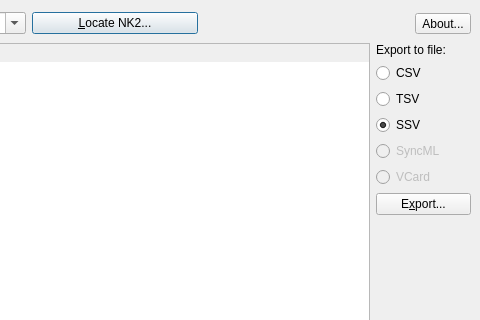
Above: debunk2.ui from Ravenco/debunk2 before the change; both pictures show x 241 to 721 and y 0 to 320 of the 721 by 460 pixel window. Below: the same form after it.
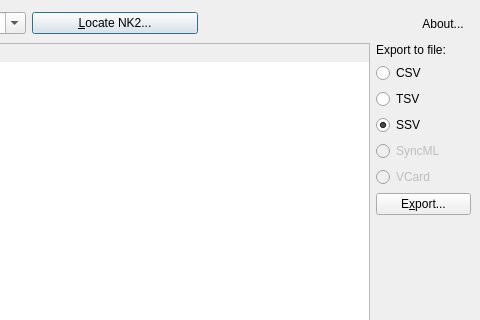
That is the form after the change. Icons and pictures are not drawn.

Commit message: more About button tweaking

```diff
--- a/debunk2.ui
+++ b/debunk2.ui
@@ -83,6 +83,9 @@
       <property name="icon" >
        <iconset>../../../../usr/share/icons/crystalsvg/16x16/devices/blockdevice.png</iconset>
       </property>
+      <property name="autoRaise" >
+       <bool>true</bool>
+      </property>
      </widget>
     </item>
     <item rowspan="2" row="1" column="0" colspan="3" >
```
Left out of the diff: 2 changed lines with no effect on the pictures. The commit also changes 1 other file.
